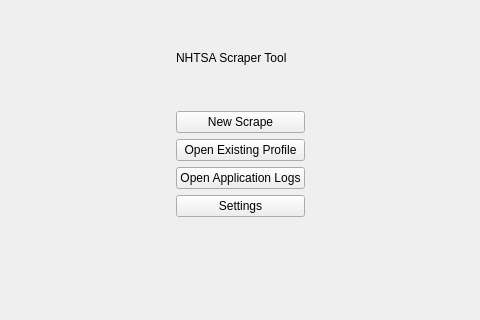
caden-maxwell/nhtsa-scrape, file src/app/ui/MainMenu.ui: the form before one commit; both pictures show x 300 to 780 and y 0 to 320 of the 1080 by 720 pixel window.
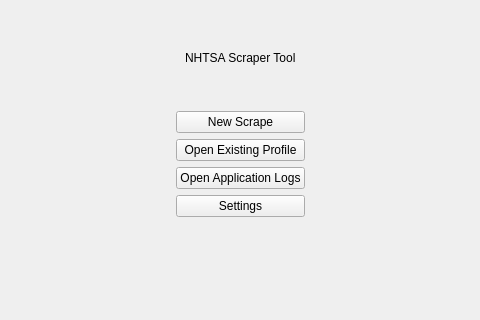
The form after the commit.

What changed in the file:
```diff
--- a/src/app/ui/MainMenu.ui
+++ b/src/app/ui/MainMenu.ui
@@ -16,7 +16,7 @@
   <layout class="QGridLayout" name="gridLayout_2">
    <item row="1" column="1">
     <layout class="QVBoxLayout" name="mainVLayout">
-     <item>
+     <item alignment="Qt::AlignHCenter">
       <widget class="QLabel" name="mainTitle">
        <property name="text">
         <string>NHTSA Scraper Tool</string>
```
